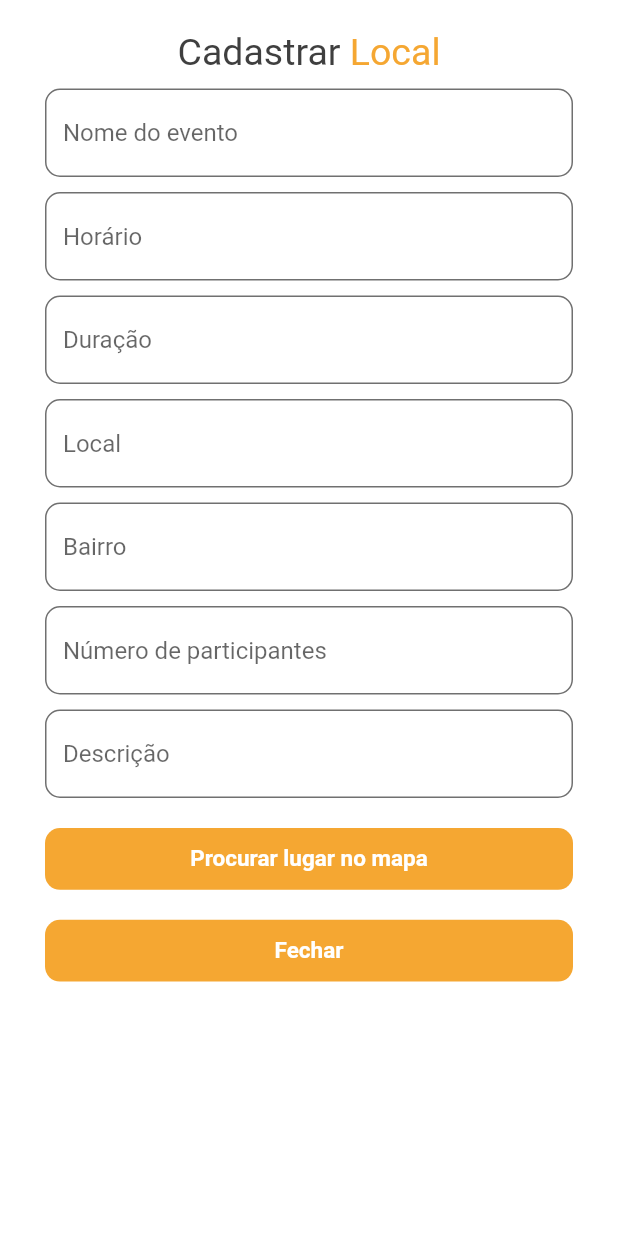
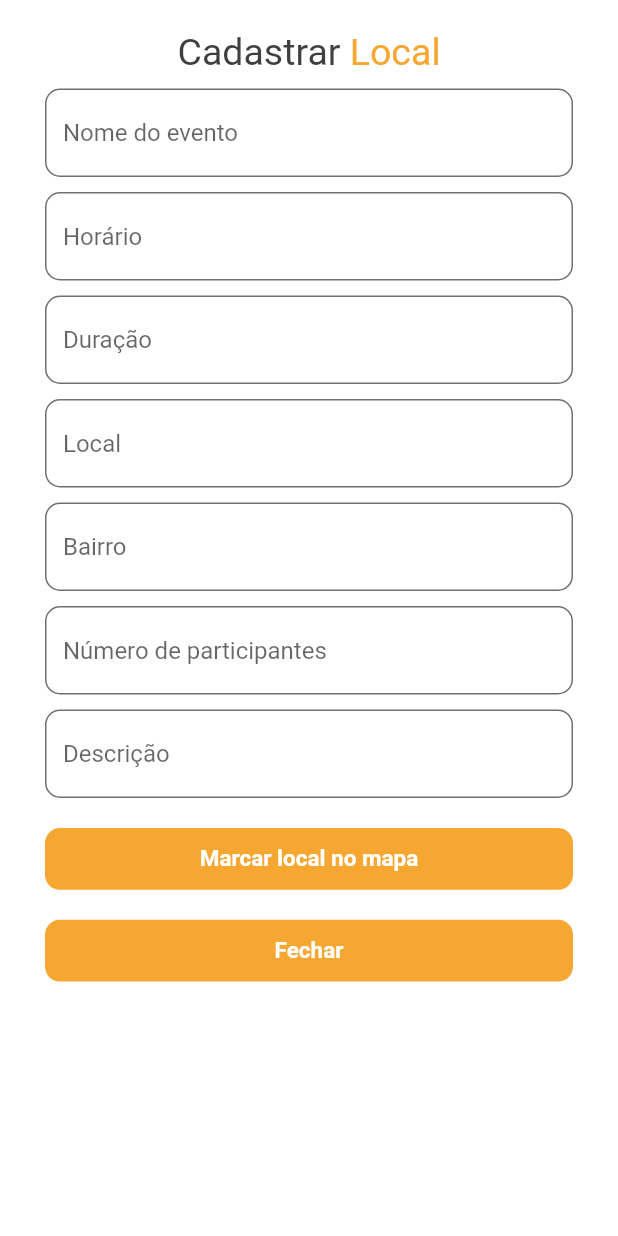
Before and after one commit to GuisCordeiro/find_n_walk, a Flutter app: the CreatePlace screen opened directly, on a phone screen of 412 x 824 dp. Run offline on Flutter 3.47's test engine with Material 2 defaults, Android fonts, the light colour scheme and no system bars; our stand-ins replace anim_search_bar, curved_navigation_bar, flutter_map, geolocator, latlong2; missing offline and left inert: dart:ffi.

Commit message:
Adicionei o plugin do flutter_osm

```diff
--- a/findnwalk/lib/components/createPlace.dart
+++ b/findnwalk/lib/components/createPlace.dart
@@ -50,7 +50,7 @@ class _CreatePlaceState extends State<CreatePlace> {
                   child: GestureDetector(
                     onTap: (){},
                     child: Botao(
-                      'Procurar lugar no mapa'
+                      'Marcar local no mapa'
                     )
                   ),
                 ),
--- a/findnwalk/pubspec.yaml
+++ b/findnwalk/pubspec.yaml
@@ -21,6 +21,7 @@ environment:
   sdk: ">=2.12.0 <3.0.0"
 
 dependencies:
+  flutter_osm_plugin: ^0.26.1
   flutter_typeahead: ^3.2.1
   geocoding: ^2.0.1
   page_transition: "^2.0.4"
```
Also changed, not shown: findnwalk/pubspec.lock, 1 other file.
